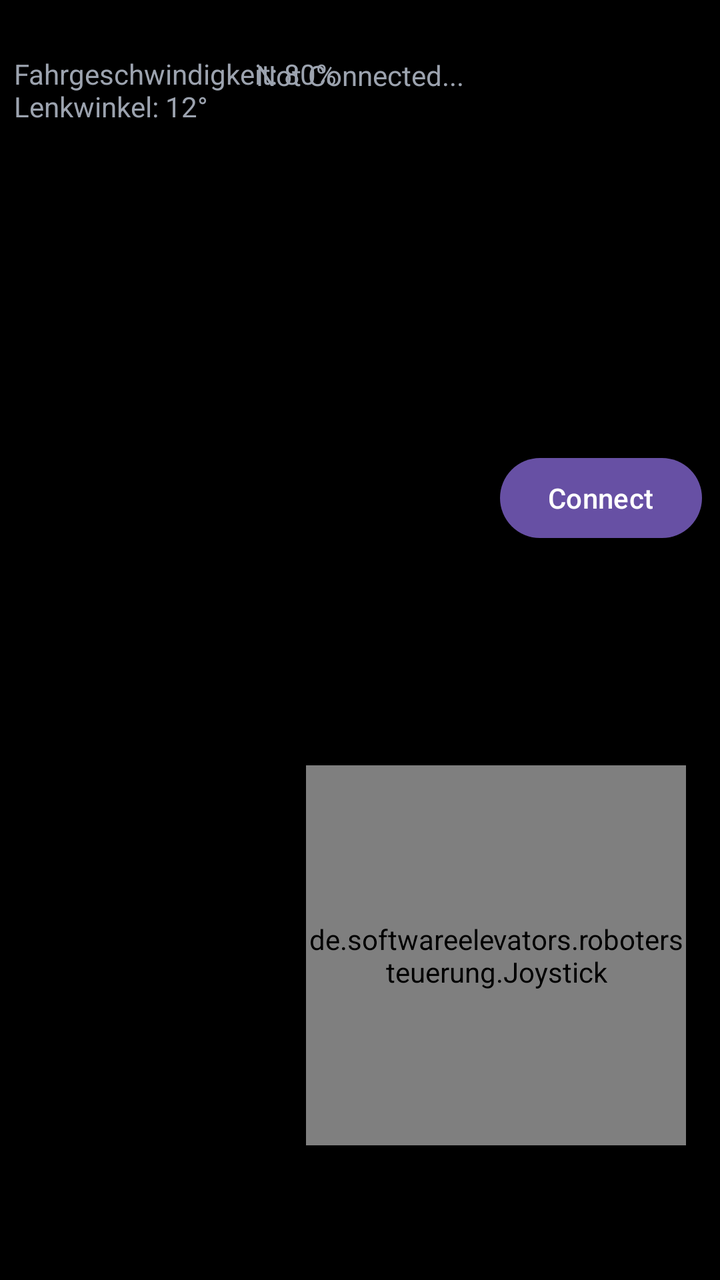
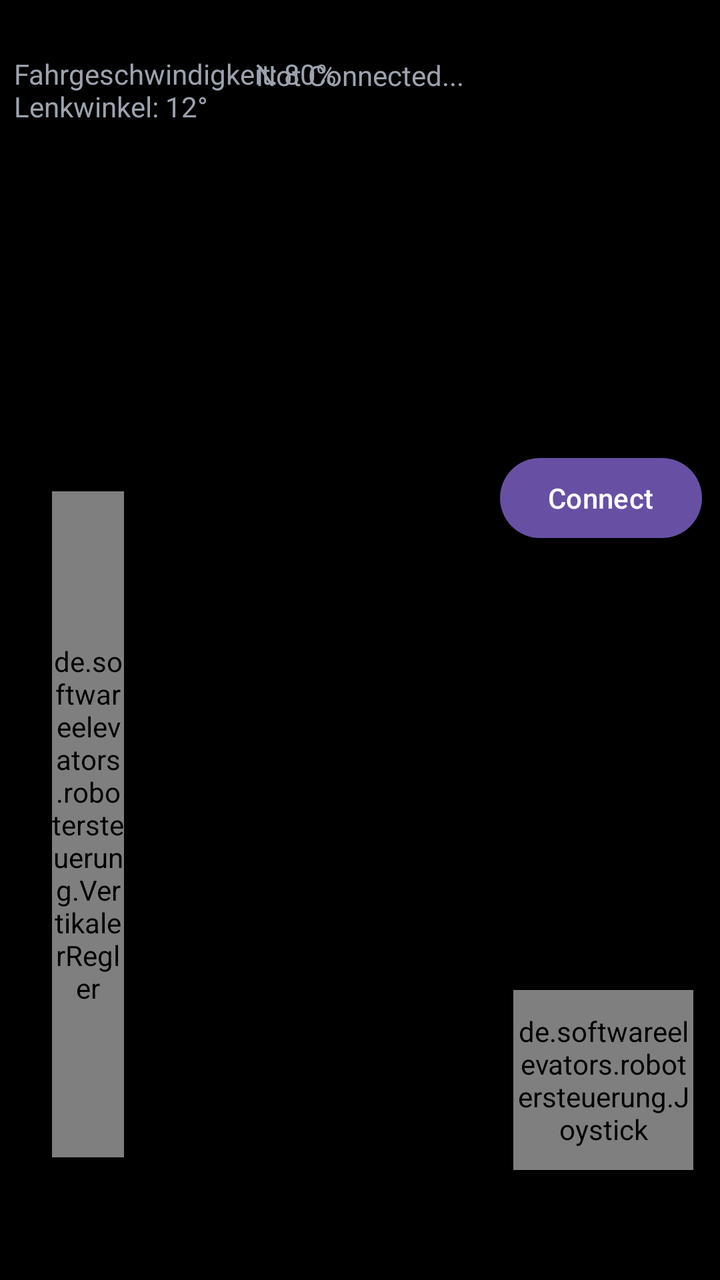

Screens rendered from an Android XML layout before and after an edit, with the pre-edit source and the edit as a unified diff.
<!-- AndroidManifest.xml: application theme Theme.Robotersteuerung -->
<!-- res/layout/activity_main.xml -->
<?xml version="1.0" encoding="utf-8"?>
<androidx.constraintlayout.widget.ConstraintLayout
		xmlns:android="http://schemas.android.com/apk/res/android"
		xmlns:tools="http://schemas.android.com/tools"
		xmlns:app="http://schemas.android.com/apk/res-auto"
		android:id="@+id/connection_info"
		android:layout_width="match_parent"
		android:layout_height="match_parent"
		tools:context=".MainActivity"
		android:background="#000000"
>

	<TextView
			android:text="Not Connected..."
			android:layout_width="wrap_content"
			android:layout_height="wrap_content"
			android:textColor="@color/grau"
			android:id="@+id/verbindungsstatus"
			app:layout_constraintBottom_toBottomOf="parent"
			android:gravity="center_horizontal"
			app:layout_constraintTop_toTopOf="parent" app:layout_constraintEnd_toEndOf="parent"
			app:layout_constraintStart_toStartOf="parent"
			app:layout_constraintHorizontal_bias="0.5"
			app:layout_constraintVertical_bias="0.045"
	/>

	<de.softwareelevators.robotersteuerung.Joystick
			android:id="@+id/joystick"
			android:layout_width="190dp"
			android:layout_height="190dp"

			app:layout_constraintTop_toTopOf="parent"
			app:layout_constraintStart_toStartOf="parent"
			app:layout_constraintBottom_toBottomOf="parent"
			app:layout_constraintEnd_toEndOf="parent"

			app:layout_constraintHorizontal_bias="0.90"
			app:layout_constraintVertical_bias="0.85"
	/>

	<Button
			android:text="Connect"
			android:layout_width="wrap_content"
			android:layout_height="wrap_content"
			android:id="@+id/connect_button"
			app:layout_constraintBottom_toBottomOf="parent"
			app:layout_constraintTop_toTopOf="parent"
			app:layout_constraintEnd_toEndOf="parent"
			app:layout_constraintStart_toStartOf="parent"
			app:layout_constraintHorizontal_bias="0.965"
			app:layout_constraintVertical_bias="0.38"/>

	<TextView
			android:text="Fahrgeschwindigkeit: 80%\nLenkwinkel: 12°"
			android:layout_width="wrap_content"
			android:layout_height="wrap_content"
			android:textColor="@color/grau"
			android:id="@+id/joystick_info"
			app:layout_constraintTop_toTopOf="parent"
			app:layout_constraintStart_toStartOf="parent"
			app:layout_constraintBottom_toBottomOf="parent"
			app:layout_constraintEnd_toEndOf="parent"
			app:layout_constraintHorizontal_bias="0.035"
			app:layout_constraintVertical_bias="0.045"/>

</androidx.constraintlayout.widget.ConstraintLayout>
<!-- resources referenced by this layout -->
<resources>
  <color name="grau">#9CA3AF</color>
  <style name="Theme.Robotersteuerung" parent="Base.Theme.Robotersteuerung" />
  <style name="Base.Theme.Robotersteuerung" parent="Theme.Material3.DayNight.NoActionBar">
  		
  		
  	</style>
</resources>

<!-- the commit's change to res/layout/activity_main.xml (unified diff, before → after) -->
@@ -24,29 +24,52 @@
 			app:layout_constraintVertical_bias="0.045"
 	/>
 
+
 	<de.softwareelevators.robotersteuerung.Joystick
 			android:id="@+id/joystick"
-			android:layout_width="190dp"
-			android:layout_height="190dp"
+			android:layout_width="0dp"
+			android:layout_height="0dp"
 
 			app:layout_constraintTop_toTopOf="parent"
 			app:layout_constraintStart_toStartOf="parent"
 			app:layout_constraintBottom_toBottomOf="parent"
 			app:layout_constraintEnd_toEndOf="parent"
 
-			app:layout_constraintHorizontal_bias="0.90"
-			app:layout_constraintVertical_bias="0.85"
+			app:layout_constraintWidth_percent="0.25"
+			app:layout_constraintDimensionRatio="1:1"
+
+			app:layout_constraintHorizontal_bias="0.95"
+			app:layout_constraintVertical_bias="0.90"
+	/>
+
+	<de.softwareelevators.robotersteuerung.VertikalerRegler
+			android:id="@+id/vertikaler_regler"
+			android:layout_width="0dp"
+			android:layout_height="0dp"
+
+			app:layout_constraintTop_toTopOf="parent"
+			app:layout_constraintBottom_toBottomOf="parent"
+			app:layout_constraintStart_toStartOf="parent"
+			app:layout_constraintEnd_toEndOf="parent"
+
+			app:layout_constraintWidth_percent="0.10"
+			app:layout_constraintHeight_percent="0.52"
+
+			app:layout_constraintHorizontal_bias="0.08"
+			app:layout_constraintVertical_bias="0.8"
 	/>
 
 	<Button
 			android:text="Connect"
+			android:id="@+id/connect_button"
 			android:layout_width="wrap_content"
 			android:layout_height="wrap_content"
-			android:id="@+id/connect_button"
+
 			app:layout_constraintBottom_toBottomOf="parent"
 			app:layout_constraintTop_toTopOf="parent"
 			app:layout_constraintEnd_toEndOf="parent"
 			app:layout_constraintStart_toStartOf="parent"
+
 			app:layout_constraintHorizontal_bias="0.965"
 			app:layout_constraintVertical_bias="0.38"/>
 
@@ -55,7 +78,7 @@
 			android:layout_width="wrap_content"
 			android:layout_height="wrap_content"
 			android:textColor="@color/grau"
-			android:id="@+id/joystick_info"
+			android:id="@+id/controll_info"
 			app:layout_constraintTop_toTopOf="parent"
 			app:layout_constraintStart_toStartOf="parent"
 			app:layout_constraintBottom_toBottomOf="parent"
